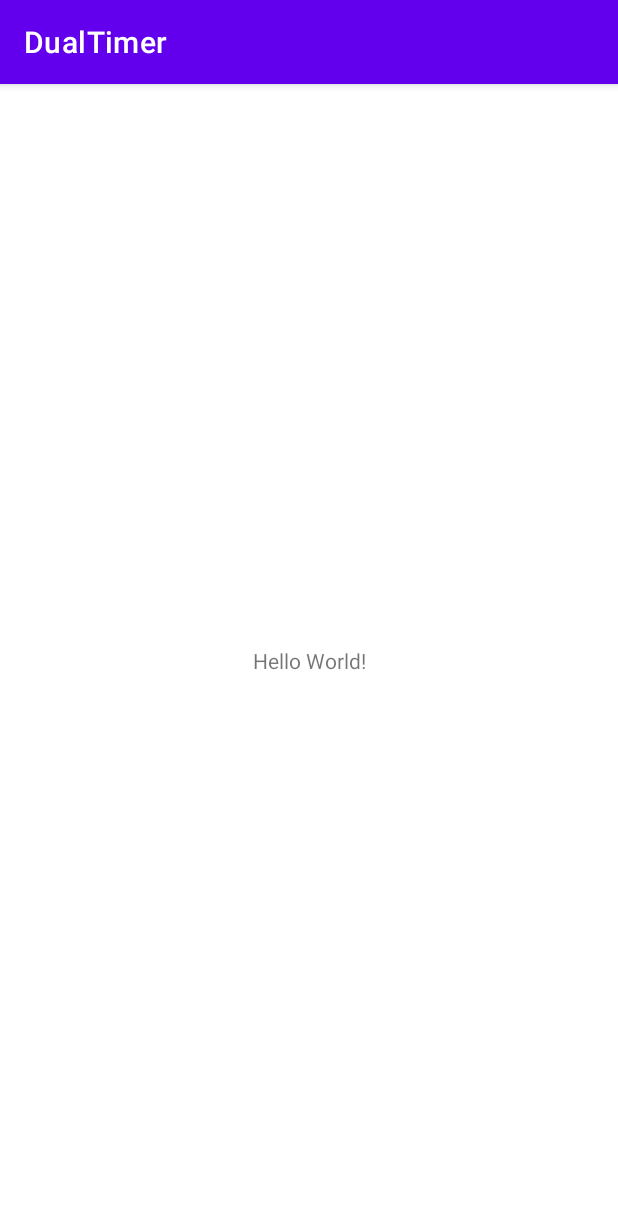
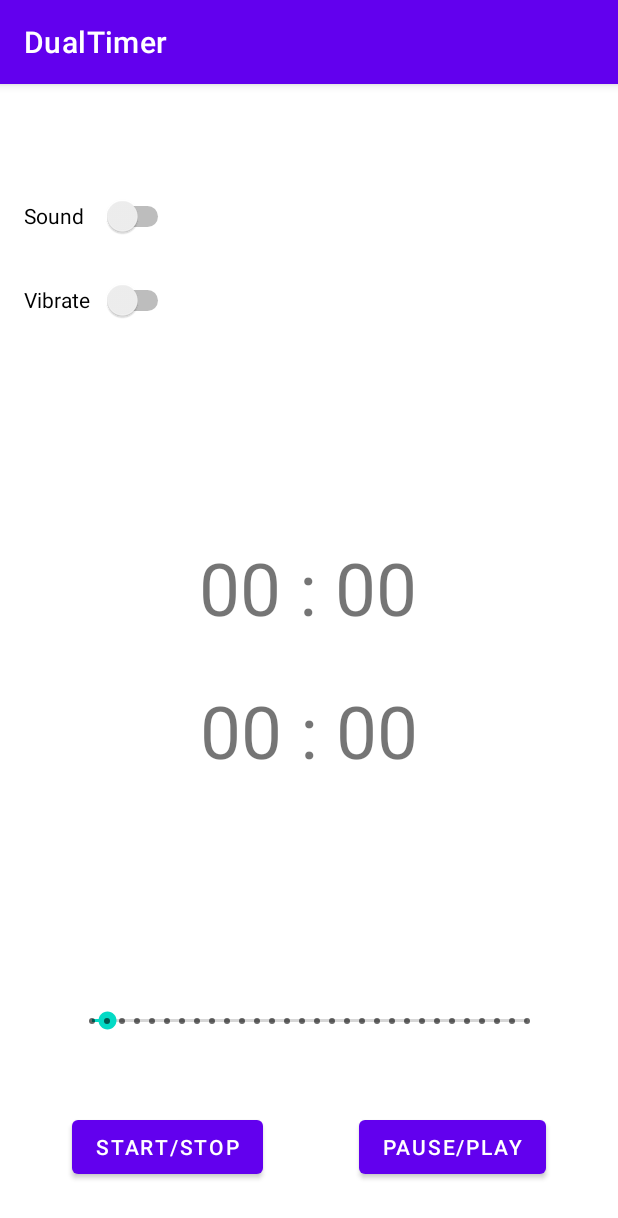
Before and after one commit to wanjawischmeier/dual-timer, an Android app: the screen it shows after launch (MainActivity), on a phone screen of 412 x 824 dp. Shown: the top 1218 px of the screen. Run offline under Robolectric (Android 15) with nearby library versions, the phone set to English and light mode, and no system bars.

Commit message:
added scripts

```diff
--- a/app/src/main/java/com/dualtimer/MainActivity.kt
+++ b/app/src/main/java/com/dualtimer/MainActivity.kt
@@ -2,10 +2,68 @@ package com.dualtimer
 
 import androidx.appcompat.app.AppCompatActivity
 import android.os.Bundle
+import android.os.CountDownTimer
+import android.view.View
+import android.widget.SeekBar
+import android.widget.TextView
+import android.widget.Toast
 
 class MainActivity : AppCompatActivity() {
+    lateinit var selected: TextView
+    var timerRunning = false
+
     override fun onCreate(savedInstanceState: Bundle?) {
         super.onCreate(savedInstanceState)
         setContentView(R.layout.activity_main)
+
+        val listener = object : SeekBar.OnSeekBarChangeListener {
+            override fun onProgressChanged(seekBar: SeekBar, progress: Int, fromUser: Boolean) {
+                selected.text = (progress +1).toString()
+            }
+
+            override fun onStartTrackingTouch(p0: SeekBar?) {}
+            override fun onStopTrackingTouch(p0: SeekBar?) {}
+        }
+
+        val seekBar = findViewById<SeekBar>(R.id.seekBar)
+        seekBar.setOnSeekBarChangeListener(listener)
+        selected = findViewById(R.id.timer1)
+    }
+
+    fun selectTimer(timer: View) {
+        selected.scaleX = 1f
+        selected.scaleY = 1f
+        selected = timer as TextView
+        selected.scaleX = 1.1f
+        selected.scaleY = 1.1f
+    }
+
+    fun toggleTimer(view: View) {
+        val toast = Toast.makeText(applicationContext, "Lolol", Toast.LENGTH_SHORT)
+        toast.show()
+        /*
+        val vibrator = getSystemService(VIBRATOR_SERVICE)
+        val vibe = VibrationEffect.createOneShot(100, 1)
+        val attributes = VibrationAttributes.USAGE_ALARM
+        */
+
+        if (timerRunning) {
+
+        }
+        else {
+            val time = selected.text.toString().toLong() * 1000
+
+            object : CountDownTimer(time, 1000) {
+
+                override fun onTick(millisUntilFinished: Long) {
+                    selected.text = (millisUntilFinished / 1000).toString()
+                }
+
+                override fun onFinish() {
+                    // mTextField.setText("done!")
+                    Toast.makeText(applicationContext, "timer done", Toast.LENGTH_SHORT).show()
+                }
+            }.start()
+        }
     }
 }
--- a/app/src/main/res/layout/activity_main.xml
+++ b/app/src/main/res/layout/activity_main.xml
@@ -2,17 +2,96 @@
 <androidx.constraintlayout.widget.ConstraintLayout xmlns:android="http://schemas.android.com/apk/res/android"
     xmlns:app="http://schemas.android.com/apk/res-auto"
     xmlns:tools="http://schemas.android.com/tools"
+    android:id="@+id/view"
     android:layout_width="match_parent"
     android:layout_height="match_parent"
     tools:context=".MainActivity">
 
     <TextView
-        android:layout_width="wrap_content"
-        android:layout_height="wrap_content"
-        android:text="Hello World!"
+        android:id="@+id/timer1"
+        android:layout_width="146dp"
+        android:layout_height="83dp"
+        android:layout_marginBottom="80dp"
+        android:onClick="selectTimer"
+        android:text="00 : 00"
+        android:textAlignment="center"
+        app:autoSizeTextType="uniform"
         app:layout_constraintBottom_toBottomOf="parent"
+        app:layout_constraintHorizontal_bias="0.498"
         app:layout_constraintLeft_toLeftOf="parent"
         app:layout_constraintRight_toRightOf="parent"
         app:layout_constraintTop_toTopOf="parent" />
 
+    <TextView
+        android:id="@+id/timer2"
+        android:layout_width="146dp"
+        android:layout_height="83dp"
+        android:layout_marginTop="12dp"
+        android:onClick="selectTimer"
+        android:text="00 : 00"
+        android:textAlignment="center"
+        android:textColorHighlight="#009688"
+        android:textSize="14sp"
+        app:autoSizeTextType="uniform"
+        app:layout_constraintEnd_toEndOf="parent"
+        app:layout_constraintRight_toRightOf="parent"
+        app:layout_constraintStart_toStartOf="parent"
+        app:layout_constraintTop_toBottomOf="@+id/timer1" />
+
+    <Button
+        android:id="@+id/start_stop"
+        android:layout_width="wrap_content"
+        android:layout_height="wrap_content"
+        android:layout_marginStart="48dp"
+        android:onClick="toggleTimer"
+        android:text="Start/Stop"
+        app:layout_constraintBottom_toBottomOf="parent"
+        app:layout_constraintStart_toStartOf="parent"
+        app:layout_constraintTop_toBottomOf="@+id/seekBar" />
+
+    <Switch
+        android:id="@+id/sound_switch"
+        android:layout_width="100dp"
+        android:layout_height="48dp"
+        android:layout_marginStart="16dp"
+        android:layout_marginTop="64dp"
+        android:buttonTint="#FFFFFF"
+        android:text="Sound"
+        app:layout_constraintStart_toStartOf="parent"
+        app:layout_constraintTop_toTopOf="parent" />
+
+    <Switch
+        android:id="@+id/vibrate_switch"
+        android:layout_width="100dp"
+        android:layout_height="wrap_content"
+        android:layout_marginStart="16dp"
+        android:layout_marginTop="8dp"
+        android:minHeight="48dp"
+        android:text="Vibrate"
+        app:layout_constraintStart_toStartOf="parent"
+        app:layout_constraintTop_toBottomOf="@+id/sound_switch" />
+
+    <Button
+        android:id="@+id/pause_button"
+        android:layout_width="wrap_content"
+        android:layout_height="wrap_content"
+        android:layout_marginEnd="48dp"
+        android:text="Pause/Play"
+        app:layout_constraintBottom_toBottomOf="parent"
+        app:layout_constraintEnd_toEndOf="parent"
+        app:layout_constraintTop_toBottomOf="@+id/seekBar" />
+
+    <SeekBar
+        android:id="@+id/seekBar"
+        style="@style/Widget.AppCompat.SeekBar.Discrete"
+        android:layout_width="322dp"
+        android:layout_height="47dp"
+        android:indeterminate="false"
+        android:max="29"
+        android:progress="1"
+        app:layout_constraintBottom_toBottomOf="parent"
+        app:layout_constraintEnd_toEndOf="parent"
+        app:layout_constraintStart_toStartOf="parent"
+        app:layout_constraintTop_toBottomOf="@+id/timer2" />
+
 </androidx.constraintlayout.widget.ConstraintLayout>
```
Also changed, not shown: 2 other files.
